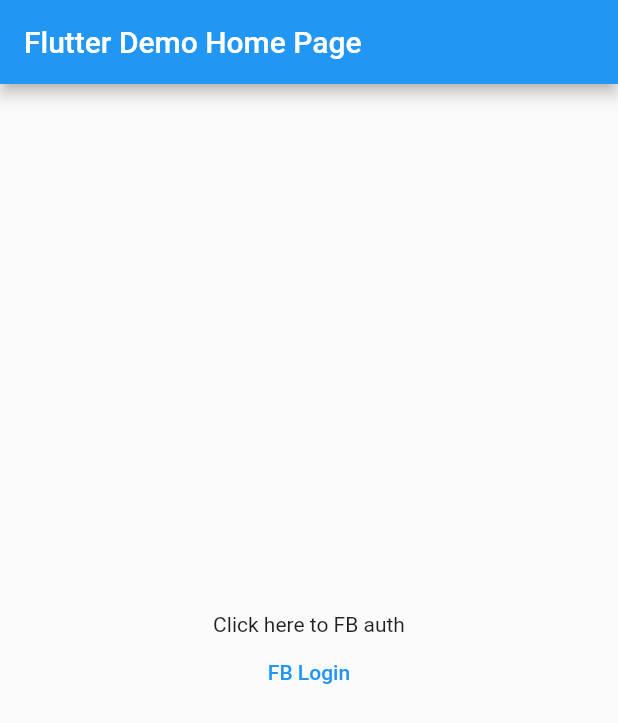
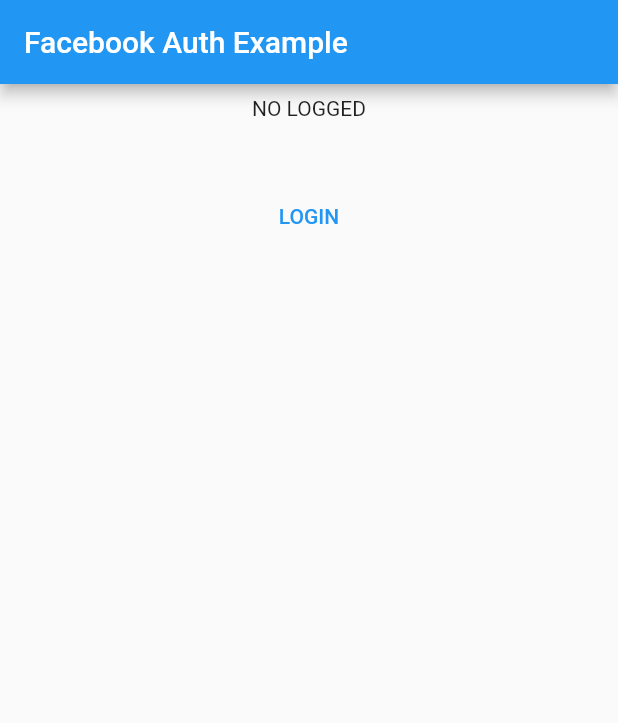
Before and after one commit to jc-wu1/flutter_fb_auth_test, a Flutter app: the screen it shows after launch, on a phone screen of 412 x 824 dp. Shown: the top 723 px of the screen. Run offline on Flutter 3.47's test engine with Material 2 defaults, Android fonts, the phone set to English and light mode, and no system bars; missing offline and left inert: flutter_facebook_auth.

Commit message:
added fb auth

```diff
--- a/lib/src/homepage.dart
+++ b/lib/src/homepage.dart
@@ -1,4 +1,5 @@
 import 'package:flutter/material.dart';
+import 'package:flutter_facebook_auth/flutter_facebook_auth.dart';
 
 class MyHomePage extends StatefulWidget {
   const MyHomePage({Key? key, required this.title}) : super(key: key);
@@ -10,24 +11,94 @@ class MyHomePage extends StatefulWidget {
 }
 
 class _MyHomePageState extends State<MyHomePage> {
+  Map<String, dynamic>? _userData;
+  AccessToken? _accessToken;
+  bool _checking = true;
+
+  @override
+  void initState() {
+    super.initState();
+    _checkIfIsLogged();
+  }
+
+  Future<void> _checkIfIsLogged() async {
+    final accessToken = await FacebookAuth.instance.accessToken;
+    setState(() {
+      _checking = false;
+    });
+    if (accessToken != null) {
+      print("is Logged:::: ${accessToken.toJson()}");
+      final userData = await FacebookAuth.instance.getUserData();
+
+      _accessToken = accessToken;
+      setState(() {
+        _userData = userData;
+      });
+    }
+  }
+
+  Future<void> _login() async {
+    final LoginResult result = await FacebookAuth.instance.login();
+
+    if (result.status == LoginStatus.success) {
+      _accessToken = result.accessToken;
+      print(_accessToken);
+
+      final userData = await FacebookAuth.instance.getUserData();
+
+      _userData = userData;
+    } else {
+      print(result.status);
+      print(result.message);
+    }
+
+    setState(() {
+      _checking = false;
+    });
+  }
+
+  Future<void> _logOut() async {
+    await FacebookAuth.instance.logOut();
+    _accessToken = null;
+    _userData = null;
+    setState(() {});
+  }
+
   @override
   Widget build(BuildContext context) {
     return Scaffold(
       appBar: AppBar(
-        title: Text(widget.title),
+        title: const Text('Facebook Auth Example'),
       ),
-      body: Center(
+      body: _checking
+          ? const Center(
+              child: CircularProgressIndicator(),
+            )
+          : SingleChildScrollView(
+              child: Padding(
+                padding: const EdgeInsets.all(8.0),
                 child: Column(
-          mainAxisAlignment: MainAxisAlignment.center,
+                  crossAxisAlignment: CrossAxisAlignment.center,
                   children: <Widget>[
-            const Text(
-              'Click here to FB auth',
+                    Text(
+                      _userData != null ? _userData.toString() : "NO LOGGED",
                     ),
+                    const SizedBox(height: 20),
+                    _accessToken != null
+                        ? Text(
+                            _accessToken!.toJson().toString(),
+                          )
+                        : Container(),
+                    const SizedBox(height: 20),
                     TextButton(
-              onPressed: () {},
-              child: const Text('FB Login'),
-            )
+                      child: Text(
+                        _userData != null ? "LOGOUT" : "LOGIN",
+                      ),
+                      onPressed: _userData != null ? _logOut : _login,
+                    ),
+                    const SizedBox(height: 50),
                   ],
+                ),
               ),
             ),
     );
--- a/pubspec.yaml
+++ b/pubspec.yaml
@@ -34,6 +34,7 @@ dependencies:
   # The following adds the Cupertino Icons font to your application.
   # Use with the CupertinoIcons class for iOS style icons.
   cupertino_icons: ^1.0.2
+  flutter_facebook_auth: ^4.0.1
 
 dev_dependencies:
   flutter_test:
```
Also changed, not shown: pubspec.lock, 1 other file. Lines whose indentation alone changed are shown as unchanged.
